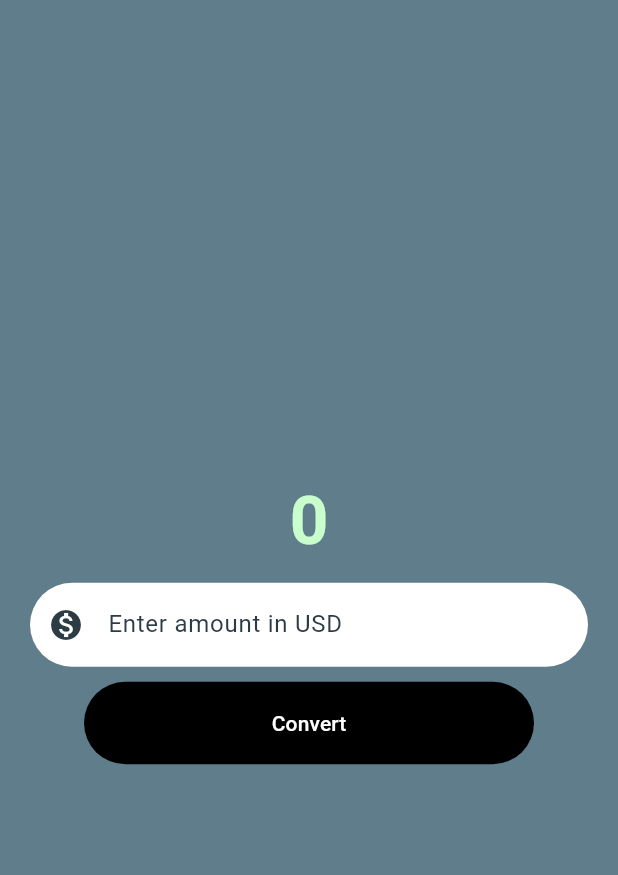
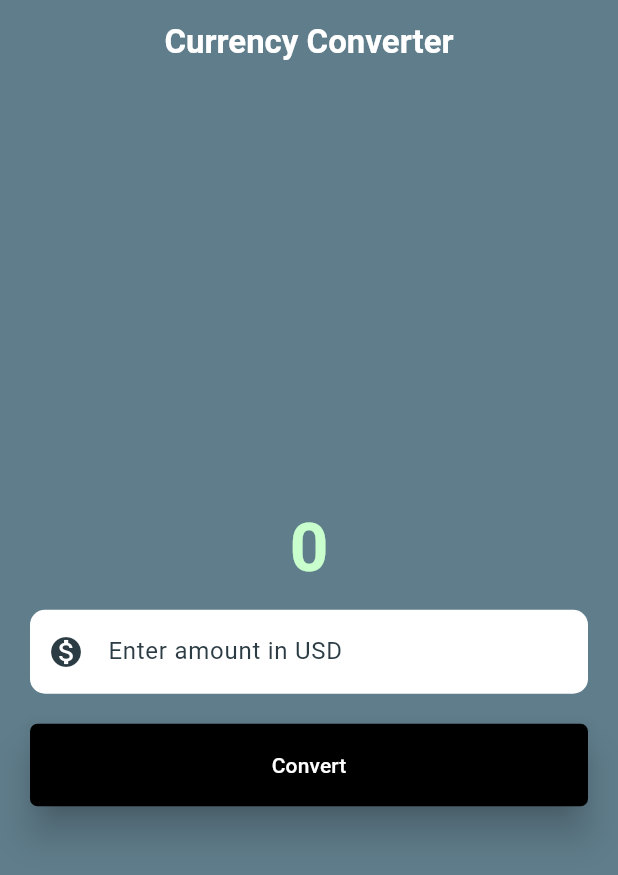
Before and after one commit to psalmistcom/flutter_converter, a Flutter app: the screen it shows after launch, after a tap on "Convert", on a phone screen of 412 x 824 dp. Shown: the top 875 px of the screen. Run offline on Flutter 3.47's test engine with Material 3 defaults, Android fonts, the phone set to English and light mode, and no system bars; our stand-ins replace get.

Commit message:
change to statefulwidget and aadded some logics

```diff
--- a/lib/currency_converter_material_page.dart
+++ b/lib/currency_converter_material_page.dart
@@ -1,16 +1,24 @@
-import 'package:flutter/foundation.dart';
 import 'package:flutter/material.dart';
 
-class CurrencyConverterMaterialPage extends StatelessWidget {
+class CurrencyConverterMaterialPage extends StatefulWidget {
   const CurrencyConverterMaterialPage({super.key});
 
+  @override
+  State<CurrencyConverterMaterialPage> createState() =>
+      _CurrencyConverterMaterialPage();
+}
+
+class _CurrencyConverterMaterialPage
+    extends State<CurrencyConverterMaterialPage> {
+  double result = 0;
+  final TextEditingController textEditingController = TextEditingController();
   @override
   Widget build(BuildContext context) {
     const customColor = Color(0xFF2C3C44);
     const customColorBG = Colors.blueGrey;
     const customeBorder = OutlineInputBorder(
       borderRadius: BorderRadius.all(
-        Radius.circular(50.0),
+        Radius.circular(10.0),
       ),
       borderSide: BorderSide(
         // color: customColor,
@@ -21,6 +29,18 @@ class CurrencyConverterMaterialPage extends StatelessWidget {
 
     return Scaffold(
       backgroundColor: customColorBG,
+      appBar: AppBar(
+        backgroundColor: customColorBG,
+        centerTitle: true,
+        elevation: 0,
+        title: const Text(
+          "Currency Converter",
+          style: TextStyle(
+            color: Colors.white,
+            fontWeight: FontWeight.bold,
+          ),
+        ),
+      ),
       body: Padding(
         padding: const EdgeInsets.all(10.0),
         child: Center(
@@ -36,13 +56,14 @@ class CurrencyConverterMaterialPage extends StatelessWidget {
                   fontSize: 45,
                 ),
               ),
-              Container(
-                margin: const EdgeInsets.all(10),
-                child: const TextField(
-                  keyboardType: TextInputType.numberWithOptions(
+              Padding(
+                padding: const EdgeInsets.all(10),
+                child: TextField(
+                  controller: textEditingController,
+                  keyboardType: const TextInputType.numberWithOptions(
                     decimal: true,
                   ),
-                  decoration: InputDecoration(
+                  decoration: const InputDecoration(
                     // border: customeBorder,
                     enabledBorder: customeBorder,
                     hintText: 'Enter amount in USD',
@@ -55,28 +76,47 @@ class CurrencyConverterMaterialPage extends StatelessWidget {
                     fillColor: Colors.white,
                     focusedBorder: customeBorder,
                   ),
-                  style: TextStyle(
+                  style: const TextStyle(
                     color: Colors.black,
                   ),
                 ),
               ),
-              TextButton(
-                onPressed: () {
-                  if (kDebugMode) {
-                    print("you pressed me");
-                  }
-                },
-                style: const ButtonStyle(
-                  backgroundColor: MaterialStatePropertyAll(Colors.black),
-                  minimumSize: MaterialStatePropertyAll(
-                    Size(300, 55),
+              Padding(
+                padding: const EdgeInsets.all(10.0),
+                child: ElevatedButton(
+                  onPressed: () {
+                    result = (double.parse(textEditingController.text) * 991);
+                  },
+                  style: ElevatedButton.styleFrom(
+                    elevation: 10,
+                    backgroundColor: Colors.black,
+                    foregroundColor: Colors.white,
+                    minimumSize: const Size(double.infinity, 55),
+                    shape: RoundedRectangleBorder(
+                      borderRadius: BorderRadius.circular(5),
+                    ),
                   ),
-                ),
-                child: const Text(
-                  "Convert",
-                  style: TextStyle(
-                    color: Colors.white,
+                  // style: ButtonStyle(
+                  //   elevation: const MaterialStatePropertyAll(5),
+                  //   backgroundColor:
+                  //       const MaterialStatePropertyAll(Colors.black),
+                  //   foregroundColor:
+                  //       const MaterialStatePropertyAll(Colors.white),
+                  //   minimumSize: const MaterialStatePropertyAll(
+                  //     Size(double.infinity, 55),
+                  //   ),
+                  //   shape: MaterialStatePropertyAll(
+                  //     RoundedRectangleBorder(
+                  //       borderRadius: BorderRadius.circular(5.0),
+                  //     ),
+                  //   ),
+                  // ),
+                  child: const Text(
+                    "Convert",
                   ),
+                  // child: const Icon(
+                  //   Icons.ads_click,
+                  // ),
                 ),
               )
             ],
--- a/lib/utils/dimensions.dart
+++ b/lib/utils/dimensions.dart
@@ -22,14 +22,14 @@ class Dimensions {
   static double fontheight1 = screenHeight / 468.89;
 
   //dynamic width
-  static double width10 = screenHeight / 84.4;
-  static double width20 = screenHeight / 42.2;
-  static double width5 = screenHeight / 168.8;
-  static double width15 = screenHeight / 56.27;
-  static double width30 = screenHeight / 28.13;
-  static double width8 = screenHeight / 105.5;
-  static double width12 = screenHeight / 70.33;
-  static double width45 = screenHeight / 18.75;
+  static double width10 = screenWidth / 84.4;
+  static double width20 = screenWidth / 42.2;
+  static double width5 = screenWidth / 168.8;
+  static double width15 = screenWidth / 56.27;
+  static double width30 = screenWidth / 28.13;
+  static double width8 = screenWidth / 105.5;
+  static double width12 = screenWidth / 70.33;
+  static double width45 = screenWidth / 18.75;
 
 //font size
   static double font20 = screenHeight / 42.2;
```
